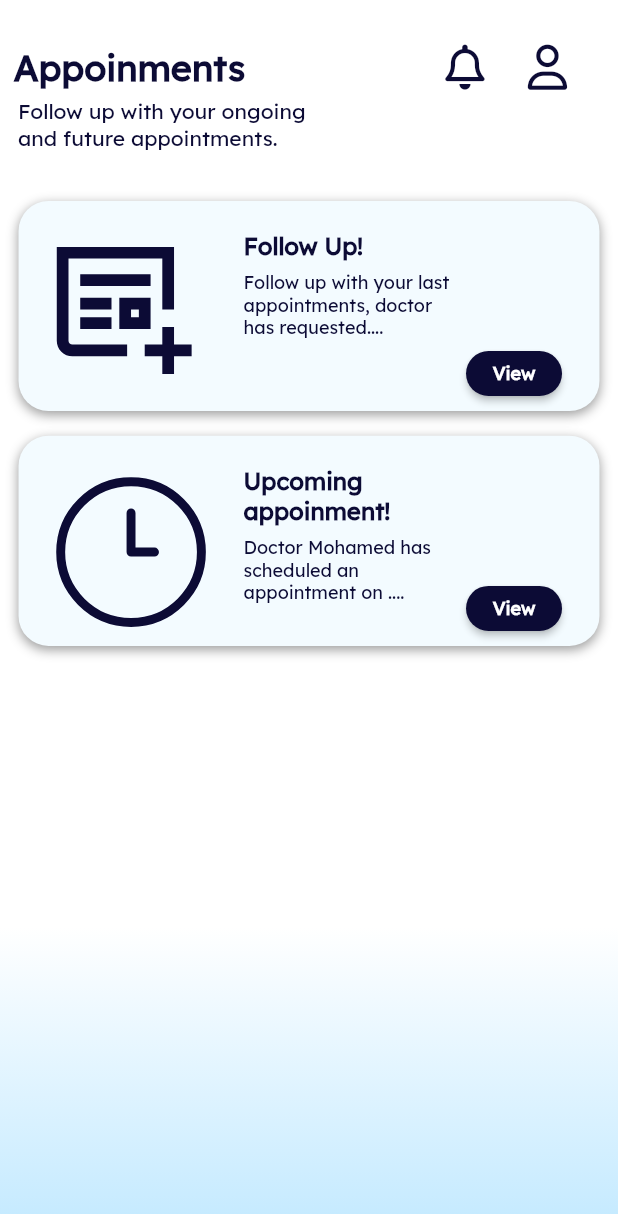
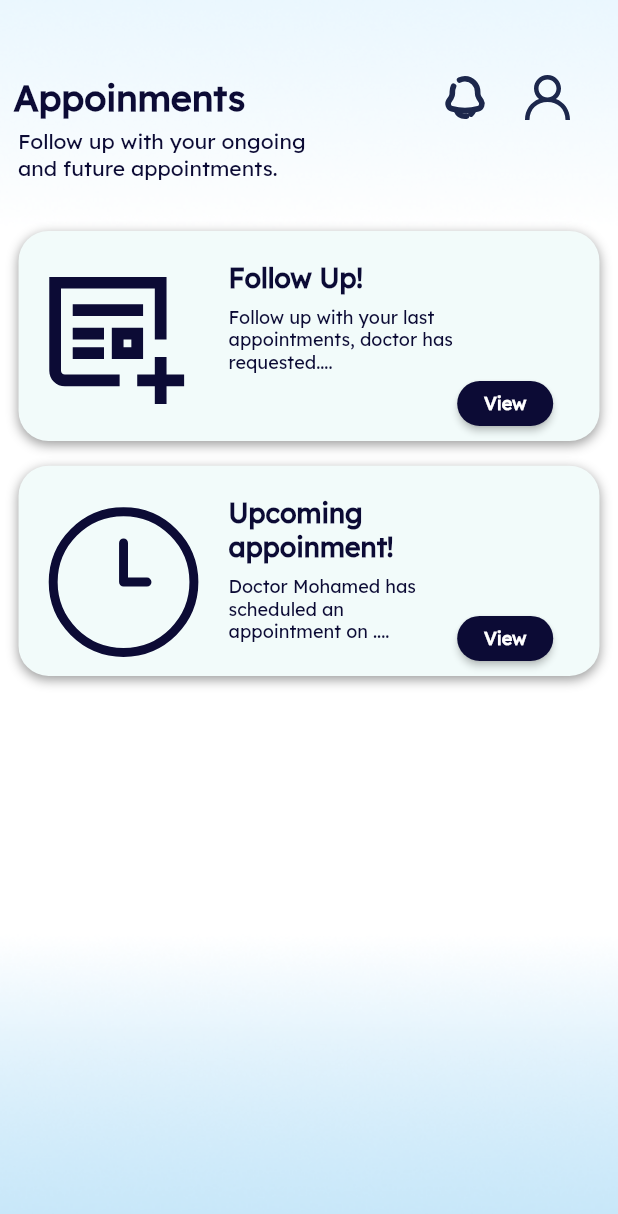
Before and after one commit to maryamyasserr/DermaByte, a Flutter app: the screen it shows after launch, on a phone screen of 412 x 824 dp. Shown: the top 1214 px of the screen. Run offline on Flutter 3.47's test engine with Material 2 defaults, Android fonts, the light colour scheme and no system bars; our stand-ins replace flutter_svg.

Commit message:
finish appoinments view

```diff
--- a/lib/Core/Widgets/custom_appbar.dart
+++ b/lib/Core/Widgets/custom_appbar.dart
@@ -1,6 +1,7 @@
+import 'package:dermabyte/Core/utils/assets.dart';
 import 'package:dermabyte/Core/utils/font_styels.dart';
 import 'package:flutter/material.dart';
-import 'package:font_awesome_flutter/font_awesome_flutter.dart';
+import 'package:flutter_svg/flutter_svg.dart';
 
 class CustomAppBar extends StatelessWidget {
   const CustomAppBar({super.key, required this.title});
@@ -10,7 +11,7 @@ class CustomAppBar extends StatelessWidget {
   @override
   Widget build(BuildContext context) {
     return Padding(
-      padding: const EdgeInsets.only(top: 30, left: 9, right: 32),
+      padding: const EdgeInsets.only(top: 50, left: 9, right: 32),
       child: Row(
         mainAxisAlignment: MainAxisAlignment.spaceBetween,
         children: [
@@ -18,19 +19,11 @@ class CustomAppBar extends StatelessWidget {
             title,
             style: Styels.textStyle24_600,
           ),
-          const Row(
+           Row(
             children: [
-              Icon(
-                FontAwesomeIcons.bell,
-                color: Color(0xff0C0B35),
-                size: 30,
-              ),
-              SizedBox(width: 25),
-              Icon(
-                FontAwesomeIcons.user,
-                color: Color(0xff0C0B35),
-                size: 30,
-              ),
+             SvgPicture.asset(Assets.kBellIcon),
+              const SizedBox(width: 25),
+              SvgPicture.asset(Assets.kProfileIcon)
             ],
           )
         ],
--- a/lib/Core/utils/assets.dart
+++ b/lib/Core/utils/assets.dart
@@ -3,5 +3,5 @@ class Assets {
   static const kFollowUpIcon = "assets/images/followUp.svg";
   static const kBellIcon = "assets/images/bell.svg";
   static const kWallBlock = "assets/images/wallClock.svg";
-  static const kBackground = "assets/images/background.svg";
+  static const kBackground = "assets/images/background.png";
 }
--- a/lib/Core/utils/font_styels.dart
+++ b/lib/Core/utils/font_styels.dart
@@ -6,80 +6,66 @@ class Styels {
       fontSize: 40,
       fontWeight: FontWeight.w700,
       fontFamily: 'Lexend',
-    color: OurColors.kPrimaryColor
-
-  );
+      color: OurColors.kPrimaryColor);
   static const textStyle20_700 = TextStyle(
       fontSize: 20,
       fontWeight: FontWeight.w700,
       fontFamily: 'Lexend',
-    color: OurColors.kPrimaryColor
-  );
+      color: OurColors.kPrimaryColor);
   static const textStyle20_200 = TextStyle(
       fontSize: 20,
       fontWeight: FontWeight.w200,
       fontFamily: 'Lexend',
-    color: OurColors.kPrimaryColor
-  );
+      color: OurColors.kPrimaryColor);
   static const textStyle20_300 = TextStyle(
       fontSize: 20,
       fontWeight: FontWeight.w300,
       fontFamily: 'Lexend',
-    color: OurColors.kPrimaryColor
-  );
+      color: OurColors.kPrimaryColor);
   static const textStyle15_300 = TextStyle(
       fontSize: 15,
       fontWeight: FontWeight.w300,
       fontFamily: 'Lexend',
-    color: OurColors.kPrimaryColor
-  );
+      color: OurColors.kPrimaryColor);
   static const textStyle18_400 = TextStyle(
       fontSize: 18,
       fontWeight: FontWeight.w400,
       fontFamily: 'Lexend',
-    color: OurColors.kPrimaryColor
-  );
+      color: OurColors.kPrimaryColor);
 
   static const textStyle24_600 = TextStyle(
       fontSize: 24,
       fontWeight: FontWeight.w600,
       fontFamily: 'Lexend',
-    color: OurColors.kPrimaryColor
-  );
-  static const textStyle16_600 = TextStyle(
-    fontSize: 16,
+      color: OurColors.kPrimaryColor);
+  static const textStyle18_600 = TextStyle(
+      fontSize: 18,
       fontWeight: FontWeight.w600,
       fontFamily: 'Lexend',
-    color: OurColors.kPrimaryColor
-  );
-  static const textStyle12_300 = TextStyle(
+      color: OurColors.kPrimaryColor);
+  static const textStyle12_200 = TextStyle(
       fontSize: 12,
-    fontWeight: FontWeight.w300,
+      fontWeight: FontWeight.w200,
       fontFamily: 'Lexend',
-    color: OurColors.kPrimaryColor
-  );
+      color: OurColors.kPrimaryColor);
   static const textStyle14_300 = TextStyle(
       fontSize: 14,
       fontWeight: FontWeight.w300,
       fontFamily: 'Lexend',
-    color: OurColors.kPrimaryColor
-  );
+      color: OurColors.kPrimaryColor);
   static const textStyle12_700 = TextStyle(
       fontSize: 12,
       fontWeight: FontWeight.w700,
       fontFamily: 'Lexend',
-    color: OurColors.kPrimaryColor
-  );
+      color: OurColors.kPrimaryColor);
   static const textStyle16_400 = TextStyle(
       fontSize: 16,
       fontWeight: FontWeight.w400,
       fontFamily: 'Lexend',
-    color: OurColors.kPrimaryColor
-  );
+      color: OurColors.kPrimaryColor);
   static const textStyle18_300 = TextStyle(
       fontSize: 18,
       fontWeight: FontWeight.w300,
       fontFamily: 'Lexend',
-    color: OurColors.kPrimaryColor
-  );
+      color: OurColors.kPrimaryColor);
 }
--- a/lib/Features/Appoinments/View/Widgets/appoinments_body.dart
+++ b/lib/Features/Appoinments/View/Widgets/appoinments_body.dart
@@ -1,7 +1,9 @@
 import 'package:dermabyte/Core/Widgets/custom_appBar.dart';
+import 'package:dermabyte/Core/utils/assets.dart';
 import 'package:dermabyte/Features/Appoinments/View/Widgets/custom_card.dart';
 import 'package:dermabyte/Features/Appoinments/View/Widgets/header_text.dart';
 import 'package:flutter/material.dart';
+import 'package:flutter_svg/flutter_svg.dart';
 
 class AppoinmentsBody extends StatelessWidget {
   const AppoinmentsBody({super.key});
@@ -9,20 +11,11 @@ class AppoinmentsBody extends StatelessWidget {
   @override
   Widget build(BuildContext context) {
     return  Container(
-      decoration:const BoxDecoration(
-        gradient: LinearGradient(
-          colors: [
-            Color(0xffC2E9FF),
-            // Color(0xffDAF2FF),
-            // Color(0xffE9F7FF),
-            Colors.white,
-            Colors.white,
-          ],
-          begin: Alignment.bottomCenter,
-          end: Alignment.center,
-          // stops:
-          )
-      ),
+      decoration: const BoxDecoration(
+        image: DecorationImage(
+          image: AssetImage(Assets.kBackground),
+          fit: BoxFit.cover
+        )),
       child: Column(
         children: [
          const CustomAppBar(title: 'Appoinments'),
--- a/lib/Features/Appoinments/View/Widgets/card_title.dart
+++ b/lib/Features/Appoinments/View/Widgets/card_title.dart
@@ -2,7 +2,8 @@ import 'package:dermabyte/Core/utils/font_styels.dart';
 import 'package:flutter/material.dart';
 
 class CardTitle extends StatelessWidget {
-  const CardTitle({super.key, required this.cardTitle, required this.cardSubTitle});
+  const CardTitle(
+      {super.key, required this.cardTitle, required this.cardSubTitle});
   final String cardTitle, cardSubTitle;
 
   @override
@@ -10,18 +11,18 @@ class CardTitle extends StatelessWidget {
     return Padding(
       padding: const EdgeInsets.only(top: 20),
       child: SizedBox(
-        width: MediaQuery.of(context).size.width * 0.36,
+        width: MediaQuery.of(context).size.width * 0.37,
         child: Column(
           crossAxisAlignment: CrossAxisAlignment.start,
           children: [
             Text(
               cardTitle,
-              style: Styels.textStyle16_600,
+              style: Styels.textStyle18_600,
             ),
             const SizedBox(height: 7),
             Text(
               cardSubTitle,
-              style: Styels.textStyle12_300,
+              style: Styels.textStyle12_200,
             )
           ],
         ),
--- a/lib/Features/Appoinments/View/Widgets/custom_card.dart
+++ b/lib/Features/Appoinments/View/Widgets/custom_card.dart
@@ -13,7 +13,7 @@ class CustomCard extends StatelessWidget {
       width: MediaQuery.of(context).size.width * 0.94,
       height: MediaQuery.of(context).size.height * 0.17,
       decoration: BoxDecoration(
-          color: Color(0xffF3FBFF),
+          color: OurColors.kCardColor,
           borderRadius: BorderRadius.circular(20),
           boxShadow: const [
             BoxShadow(
@@ -22,12 +22,13 @@ class CustomCard extends StatelessWidget {
               blurRadius: 6.0,
             )
           ]),
-      child: Row(children: [
+      child: Row(
+        children: [
         Padding(
           padding: const EdgeInsets.only(top: 15),
           child: SvgPicture.asset(
             iconCard,
-            height: 150,
+            height: 140,
           ),
         ),
         CardTitle(cardTitle: cardTitle, cardSubTitle: cardSubTitle),
```
Also changed, not shown: assets/images/background.png (added), assets/images/background.svg (deleted). Lines whose indentation alone changed are shown as unchanged.
